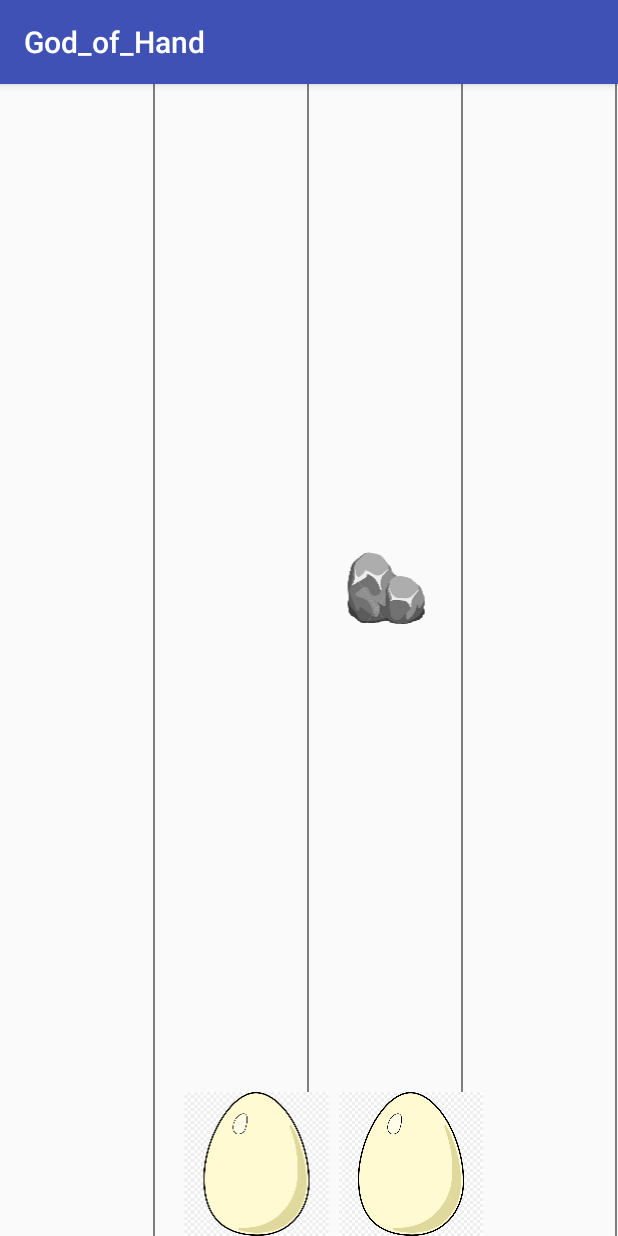
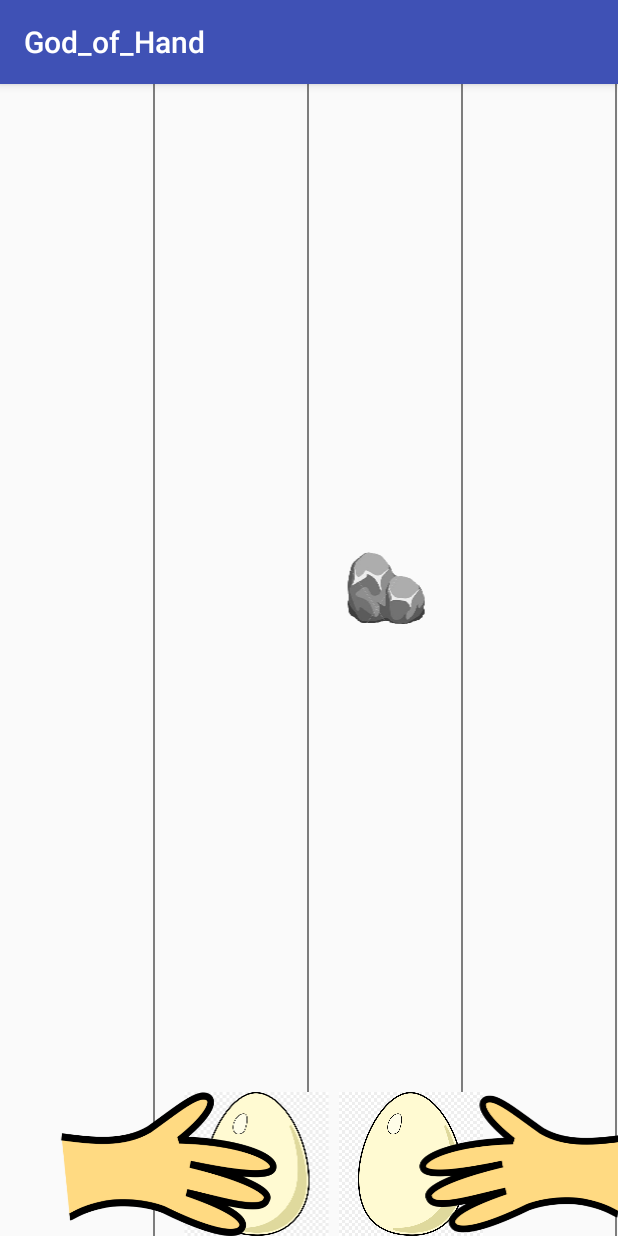
Before and after one commit to Sino-Huang/Retro-Game, an Android app: the screen it shows after launch (GameActivity), after a tap on "START", on a phone screen of 412 x 824 dp. Run offline under Robolectric (Android 15) with nearby library versions, the light colour scheme and no system bars.

Commit message:
change stones to items

```diff
--- a/Project/app/src/main/java/anu/comp2100/teamgg/god_of_hand/GameView.java
+++ b/Project/app/src/main/java/anu/comp2100/teamgg/god_of_hand/GameView.java
@@ -14,7 +14,7 @@ public class GameView extends View implements Runnable, View.OnTouchListener{
     Handler timer;
     float screenHeight;
     float screenWidth;
-    Stones stones;
+    MovingItems movingitems;
     Paint p;
     Playeregg leftEgg;
     Playeregg rightEgg;
@@ -29,11 +29,11 @@ public class GameView extends View implements Runnable, View.OnTouchListener{
         rightEgg = new Playeregg(context, attrs, screenWidth/2+30, 14*screenHeight/16, screenHeight/8, screenHeight/8, false);
         //System.out.println(screenWidth);
         timer = new Handler();
-        stones = new Stones();
-        stones.registerStone(new Stone(context,attrs,30,0,screenWidth/8,screenHeight/16));
-        stones.registerStone(new Stone(context,attrs,4*screenWidth/8+30,0,screenWidth/8,screenHeight/16));
-        stones.registerStone(new Stone(context,attrs,2*screenWidth/8+30,screenHeight/2,screenWidth/8,screenHeight/16));
-        stones.registerStone(new Stone(context,attrs,6*screenWidth/8+30,screenHeight/2,screenWidth/8,screenHeight/16));
+        movingitems = new MovingItems();
+        movingitems.registerStone(new MovingItem(context,attrs,30,0,screenWidth/8,screenHeight/16));
+        movingitems.registerStone(new MovingItem(context,attrs,4*screenWidth/8+30,0,screenWidth/8,screenHeight/16));
+        movingitems.registerStone(new MovingItem(context,attrs,2*screenWidth/8+30,screenHeight/2,screenWidth/8,screenHeight/16));
+        movingitems.registerStone(new MovingItem(context,attrs,6*screenWidth/8+30,screenHeight/2,screenWidth/8,screenHeight/16));
         this.setOnTouchListener(this);
         timer.postDelayed(this, 5);
     }
@@ -44,7 +44,7 @@ public class GameView extends View implements Runnable, View.OnTouchListener{
         for (int i = 0; i < 4; i++) {
             canvas.drawLine(canvas.getWidth()/ 4 * (i + 1), 0, canvas.getWidth()/ 4 * (i + 1), canvas.getHeight(), p);
         }
-        stones.itemDraw(canvas, p);
+        movingitems.itemDraw(canvas, p);
         leftEgg.itemDraw(canvas,p);
         rightEgg.itemDraw(canvas,p);
 
@@ -75,9 +75,53 @@ public class GameView extends View implements Runnable, View.OnTouchListener{
     @Override
     public void run() {
         // update all parts
-        stones.run();
+        movingitems.run();
         this.invalidate();
+        // check collision
+        int outcome = checkCollision();
+//        Log.w("COLLISION", String.valueOf(outcome));
+        // effect happens
+//        switch (outcome) {
+//            case 0:
+//                if (leftEgg.ID != 1) {
+//                    // lose
+//                    leftEgg.changeEgg(0);
+//                    rightEgg.changeEgg(0);
+//                }
+//                break;
+//            case 1:
+//                // change
+//                leftEgg.changeEgg(1);
+//                rightEgg.changeEgg(1);
+//                break;
+//            case 2:
+//                // change to golden egg
+//                leftEgg.changeEgg(2);
+//                rightEgg.changeEgg(2);
+//                break;
+//            case 3:
+//                // change to centuryegg
+//                leftEgg.changeEgg(3);
+//                rightEgg.changeEgg(3);
+//                break;
+//        }
         timer.postDelayed(this, 5);
     }
 
+    private int checkCollision() {
+//        for (MovingItem i : movingitems) {
+//            if (Math.abs(i.x - leftEgg.x) < 100) {
+//                if (Math.abs(i.y - leftEgg.y) < 0.01) {
+//                    return i.ID;
+//                }
+//            }
+//            if (Math.abs(i.x - rightEgg.x) < 100) {
+//                if (Math.abs(i.y - rightEgg.y) < 0.01) {
+//                    return i.ID;
+//                }
+//            }
+//        }
+        return -1; // means no collision
+    }
+
 }
--- /dev/null
+++ b/Project/app/src/main/java/anu/comp2100/teamgg/god_of_hand/MovingItem.java
@@ -0,0 +1,47 @@
+package anu.comp2100.teamgg.god_of_hand;
+
+import android.content.Context;
+import android.graphics.Bitmap;
+import android.graphics.BitmapFactory;
+import android.graphics.Canvas;
+import android.graphics.Paint;
+import android.support.annotation.Nullable;
+import android.util.AttributeSet;
+
+import java.util.Random;
+
+public class MovingItem extends Item {
+
+    Bitmap stoneImage;
+    Context context;
+    int ID;// 0 for stones, 1 for diamondegg item, 2 for goldenegg item, 3 for centuryegg item
+    @Nullable AttributeSet attrs;
+    public MovingItem(Context context, @Nullable AttributeSet attrs, float x, float y, float width, float length){
+        super(context, attrs, x, y, width, length);
+        this.context = context;
+        this.attrs = attrs;
+        Random random = new Random();
+        int i =random.nextInt(13);
+        switch (i){
+            case 0: case 1:this.stoneImage = BitmapFactory.decodeResource(context.getResources(), R.drawable.stone1); ID = 0;break;
+            case 2: case 3:this.stoneImage = BitmapFactory.decodeResource(context.getResources(), R.drawable.stone2); ID = 0;break;
+            case 4: case 5:this.stoneImage = BitmapFactory.decodeResource(context.getResources(), R.drawable.stone3); ID = 0;break;
+            case 6: case 7:this.stoneImage = BitmapFactory.decodeResource(context.getResources(), R.drawable.stone4); ID = 0;break;
+            case 8: case 9:this.stoneImage = BitmapFactory.decodeResource(context.getResources(), R.drawable.stone5); ID = 0;break;
+            case 10: this.stoneImage = BitmapFactory.decodeResource(context.getResources(), R.drawable.diamondegg);ID = 1;break;
+            case 11: this.stoneImage = BitmapFactory.decodeResource(context.getResources(), R.drawable.goldenegg);ID = 2;break;
+            case 12: this.stoneImage = BitmapFactory.decodeResource(context.getResources(), R.drawable.centuryegg);ID = 3;break;
+        }
+
+    }
+
+    @Override
+    public void run() {
+        this.y += 6;
+    }
+
+    @Override
+    public void itemDraw(Canvas c, Paint p) {
+        c.drawBitmap(Bitmap.createScaledBitmap(this.stoneImage, (int)this.width, (int)this.length, true), this.x, this.y, p);
+    }
+}
--- a/Project/app/src/main/java/anu/comp2100/teamgg/god_of_hand/Stones.java
+++ b/Project/app/src/main/java/anu/comp2100/teamgg/god_of_hand/MovingItems.java
@@ -1,35 +1,31 @@
 package anu.comp2100.teamgg.god_of_hand;
 
 import android.content.Context;
-import android.graphics.Bitmap;
 import android.graphics.Canvas;
 import android.graphics.Paint;
 import android.support.annotation.Nullable;
-import android.util.Log;
 
 import java.util.ArrayList;
-import java.util.Arrays;
-import java.util.Iterator;
 import java.util.Random;
 
-public class Stones extends ArrayList<Stone> {
+public class MovingItems extends ArrayList<MovingItem> {
 
     Context context;
     Random randomgenerator = new Random();
     @Nullable
     android.util.AttributeSet attrs;
 
-    ArrayList<Stone> list;
-    public  Stones(){
+    ArrayList<MovingItem> list;
+    public MovingItems(){
         list = new ArrayList<>();
     }
-    public void registerStone(Stone s){
+    public void registerStone(MovingItem s){
         list.add(s);
     }
     public void run(){   // use observer pattern
-        Stones newStone = new Stones();
+        MovingItems newStone = new MovingItems();
         float miny = GameActivity.screenHight;
-        for (Stone s : this.list) {
+        for (MovingItem s : this.list) {
             if (s.y < miny) {
                 miny = s.y;
             }
@@ -47,7 +43,7 @@ public class Stones extends ArrayList<Stone> {
                 float y1 = miny - GameActivity.screenHight/2;
                 miny = y1;
 //                Log.w("NEWY", String.valueOf(y1));
-                Stone s1 = new Stone(context, attrs, fl[r], y1, this.list.get(i).width, this.list.get(i).length);
+                MovingItem s1 = new MovingItem(context, attrs, fl[r], y1, this.list.get(i).width, this.list.get(i).length);
                 newStone.registerStone(s1);
             } else {
                 newStone.registerStone(this.list.get(i));
@@ -58,7 +54,7 @@ public class Stones extends ArrayList<Stone> {
 
 
     public void itemDraw(Canvas c, Paint p) {   // use observer pattern
-        for (Stone s : this.list){
+        for (MovingItem s : this.list){
             s.itemDraw(c, p);
 
         }
--- a/Project/app/src/main/java/anu/comp2100/teamgg/god_of_hand/Playeregg.java
+++ b/Project/app/src/main/java/anu/comp2100/teamgg/god_of_hand/Playeregg.java
@@ -10,15 +10,48 @@ import android.util.AttributeSet;
 
 public class Playeregg extends Item {
     boolean left;
+    Context context;
+    int ID = 0; // 1 for diamondegg , 2 for goldenegg , 3 for centuryegg
     Bitmap egg;
+    Bitmap hand;
     boolean ispress = false;
     public Playeregg(Context context, @Nullable AttributeSet attrs, float x, float y, float width, float length, boolean left) {
         super(context, attrs, x, y, width, length);
+        this.context = context;
         this.left = left;
         this.egg = BitmapFactory.decodeResource(context.getResources(), R.drawable.egg);
+        if (left) {
+            this.hand = BitmapFactory.decodeResource(context.getResources(), R.drawable.lefthand);
+        } else {
+            this.hand = BitmapFactory.decodeResource(context.getResources(), R.drawable.righthand);
+        }
+    }
+
+    public void changeEgg(int id) {
+        switch (id) {
+            case 0:
+                this.egg = BitmapFactory.decodeResource(context.getResources(), R.drawable.egg);
+                break;
+            case 1:
+                this.egg = BitmapFactory.decodeResource(context.getResources(), R.drawable.diamondegg);
+                break;
+            case 2:
+                this.egg = BitmapFactory.decodeResource(context.getResources(), R.drawable.goldenegg);
+                break;
+            case 3:
+                this.egg = BitmapFactory.decodeResource(context.getResources(), R.drawable.centuryegg);
+                break;
+        }
+        ID = id;
     }
     public void itemDraw(Canvas canvas, Paint paint){
-       canvas.drawBitmap(Bitmap.createScaledBitmap(this.egg, (int)width, (int)length, true), this.x, this.y, paint );
+
+        canvas.drawBitmap(Bitmap.createScaledBitmap(this.egg, (int)width, (int)length, true), this.x, this.y, paint );
+        if (left) {
+            canvas.drawBitmap(Bitmap.createScaledBitmap(this.hand, (int) (width*1.5), (int) length, true), this.x - GameActivity.screenWidth / 5, this.y, paint);
+        } else {
+            canvas.drawBitmap(Bitmap.createScaledBitmap(this.hand, (int) (width*1.5), (int) length, true), this.x + GameActivity.screenWidth / 8, this.y, paint);
+        }
     }
 
     public void pressed(){
--- a/Project/app/src/main/java/anu/comp2100/teamgg/god_of_hand/Stone.java
+++ /dev/null
@@ -1,47 +0,0 @@
-package anu.comp2100.teamgg.god_of_hand;
-
-import android.content.Context;
-import android.graphics.Bitmap;
-import android.graphics.BitmapFactory;
-import android.graphics.Canvas;
-import android.graphics.Paint;
-import android.support.annotation.Nullable;
-import android.util.AttributeSet;
-
-import java.util.Random;
-
-public class Stone extends Item {
-
-    Bitmap stoneImage;
-    Context context;
-    @Nullable AttributeSet attrs;
-    public Stone(Context context, @Nullable AttributeSet attrs,float x, float y, float width, float length){
-        super(context, attrs, x, y, width, length);
-        this.context = context;
-        this.attrs = attrs;
-        Random random = new Random();
-        int i =random.nextInt(13);
-        switch (i){
-            case 0: case 1:this.stoneImage = BitmapFactory.decodeResource(context.getResources(), R.drawable.stone1); break;
-            case 2: case 3:this.stoneImage = BitmapFactory.decodeResource(context.getResources(), R.drawable.stone2); break;
-            case 4: case 5:this.stoneImage = BitmapFactory.decodeResource(context.getResources(), R.drawable.stone3); break;
-            case 6: case 7:this.stoneImage = BitmapFactory.decodeResource(context.getResources(), R.drawable.stone4); break;
-            case 8: case 9:this.stoneImage = BitmapFactory.decodeResource(context.getResources(), R.drawable.stone5); break;
-            case 10: this.stoneImage = BitmapFactory.decodeResource(context.getResources(), R.drawable.diamondegg);break;
-            case 11: this.stoneImage = BitmapFactory.decodeResource(context.getResources(), R.drawable.goldenegg);break;
-            case 12: this.stoneImage = BitmapFactory.decodeResource(context.getResources(), R.drawable.centuryegg);break;
-        }
-
-    }
-
-    @Override
-    public void run() {
-        this.y += 6;
-    }
-
-    @Override
-    public void itemDraw(Canvas c, Paint p) {
-        c.drawBitmap(Bitmap.createScaledBitmap(this.stoneImage, (int)this.width, (int)this.length, true), this.x, this.y, p);
-
-    }
-}
```
Also changed, not shown: Project/app/src/main/res/drawable/lefthand.png (added), Project/app/src/main/res/drawable/righthand.png (added), 3 other files.
